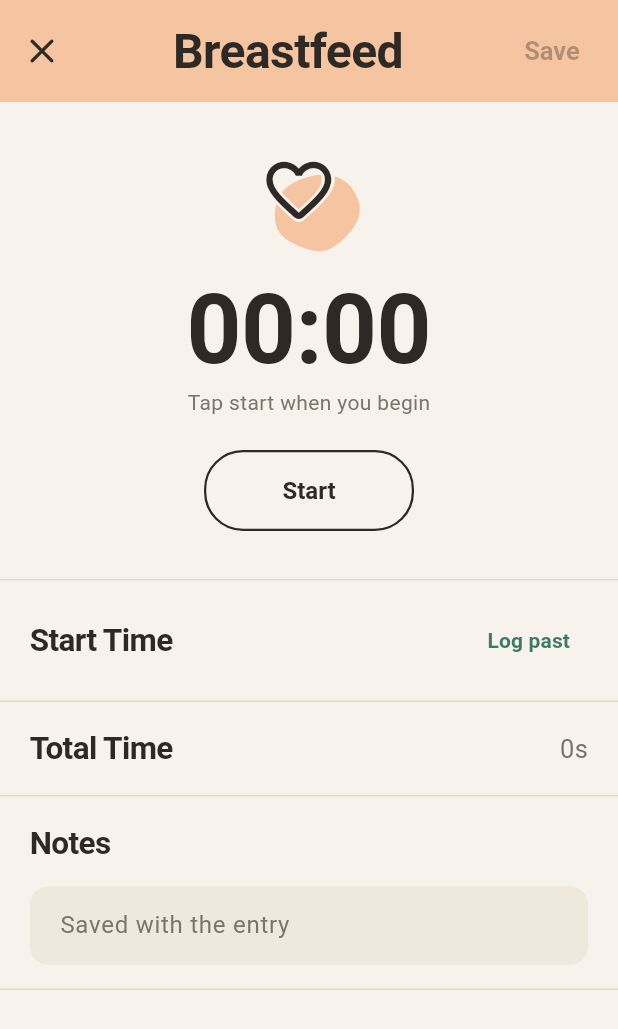
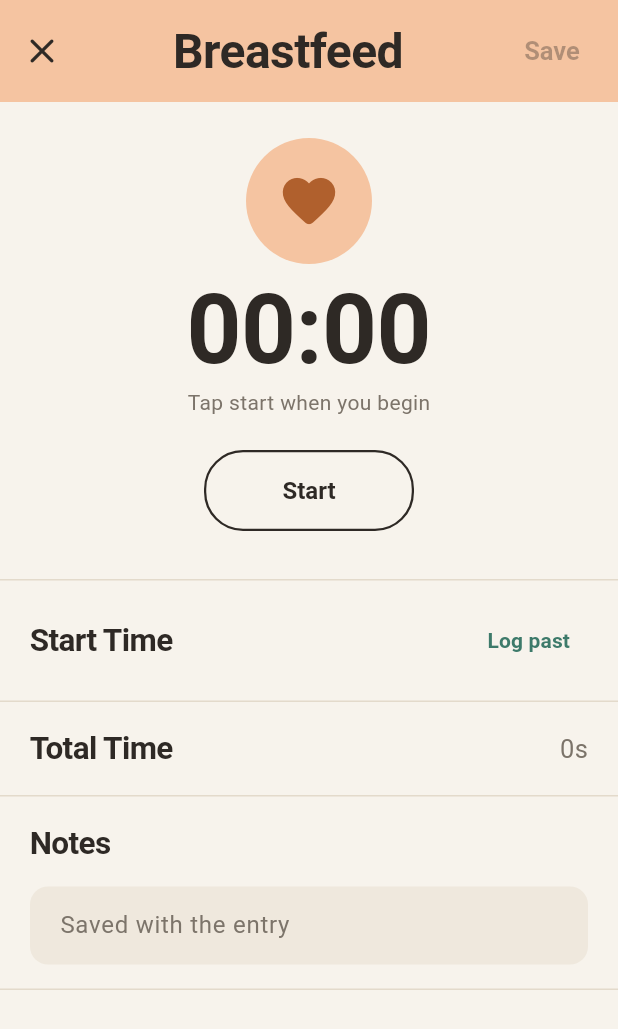
Before and after one commit to jfchenier/nestling, a Flutter app: the TimerScreen screen opened directly with empty values, on a phone screen of 412 x 824 dp. Shown: the top 1029 px of the screen. Run offline on Flutter 3.47's test engine with Material 3 defaults, Android fonts, the phone set to English and light mode, and no system bars; our stand-ins replace file_picker, fl_chart, shared_preferences, web; missing offline and left inert: dart:js_interop; accounts and stored records are empty.

Commit message:
Mockup: filled circle icons, darker activity colors in dark mode
Icons are filled rounded Material icons on a solid circle in the
activity's color (as in the first version). In dark mode, activity fills
(card headers, banners, sheet headers, chips, avatars) use a muted dark
shade of each hue with light text, and the accent is a deeper eucalyptus.

Co-Authored-By: Claude Opus 5.5 <noreply@anthropic.com>
Claude-Session: https://claude.ai/code/session_015SDtQuzqXLL9dFuPjs1c67

```diff
--- a/app/lib/screens/event_form.dart
+++ b/app/lib/screens/event_form.dart
@@ -198,7 +198,7 @@ class _EventFormState extends State<EventForm> {
   @override
   Widget build(BuildContext context) => Column(
     children: [
-      SheetHeader(title: _title, color: kind.color, onSave: _busy ? null : _save),
+      SheetHeader(title: _title, color: kind.fill(context.pal), onSave: _busy ? null : _save),
       Expanded(
         child: Padding(
           padding: EdgeInsets.only(bottom: MediaQuery.viewInsetsOf(context).bottom),
@@ -281,7 +281,7 @@ class _EventFormState extends State<EventForm> {
 
   Widget _chipsRow<T>(String label, Map<T, String> options, T? value, ValueChanged<T?> onChanged) => FormRow(
     label: label,
-    below: ChoiceChips<T>(options: options, value: value, color: kind.color, onChanged: onChanged),
+    below: ChoiceChips<T>(options: options, value: value, color: kind.fill(context.pal), onChanged: onChanged),
   );
 
   Widget _switchRow(String label, bool value, ValueChanged<bool> onChanged) => FormRow(
@@ -448,7 +448,7 @@ class _EventFormState extends State<EventForm> {
                   ChoiceChip(
                     label: Text(cap(a), style: TextStyle(color: _activityKind.text == a ? context.pal.bandInk : context.pal.ink)),
                     selected: _activityKind.text == a,
-                    selectedColor: kind.color,
+                    selectedColor: kind.fill(context.pal),
                     showCheckmark: false,
                     onSelected: (_) => setState(() => _activityKind.text = a),
                   ),
--- a/app/lib/screens/timer_screen.dart
+++ b/app/lib/screens/timer_screen.dart
@@ -155,7 +155,7 @@ class _TimerScreenState extends State<TimerScreen> {
     return Scaffold(
       body: Column(
         children: [
-          SheetHeader(title: title, color: kind.color, onSave: t == null || _busy ? null : () => _stop(t)),
+          SheetHeader(title: title, color: kind.fill(context.pal), onSave: t == null || _busy ? null : () => _stop(t)),
           Expanded(
             child: Constrained(
               child: Ticking(
@@ -201,7 +201,7 @@ class _TimerScreenState extends State<TimerScreen> {
                             'car': 'Car',
                           },
                           value: _location,
-                          color: kind.color,
+                          color: kind.fill(context.pal),
                           onChanged: (v) => setState(() => _location = v),
                         ),
                       ),
@@ -268,7 +268,10 @@ class _TimerScreenState extends State<TimerScreen> {
               child: lastSide == side || (t != null && t.side == side)
                   ? Container(
                       padding: const EdgeInsets.symmetric(horizontal: 14, vertical: 4),
-                      decoration: BoxDecoration(color: kind.color.withValues(alpha: 0.35), borderRadius: BorderRadius.circular(6)),
+                      decoration: BoxDecoration(
+                        color: kind.fill(context.pal).withValues(alpha: 0.6),
+                        borderRadius: BorderRadius.circular(6),
+                      ),
                       child: Text(t == null ? 'last side' : (active ? 'now' : 'paused'), style: serifStyle(19)),
                     )
                   : null,
@@ -291,7 +294,7 @@ class _TimerScreenState extends State<TimerScreen> {
               ),
             ),
             const SizedBox(height: 22),
-            PillButton(label: action, active: active, color: kind.color, onTap: _busy ? null : () => _tapSide(t, side)),
+            PillButton(label: action, active: active, color: kind.fill(context.pal), onTap: _busy ? null : () => _tapSide(t, side)),
           ],
         ),
       );
@@ -335,7 +338,7 @@ class _TimerScreenState extends State<TimerScreen> {
         PillButton(
           label: t == null ? 'Start' : (running ? 'Pause' : 'Resume'),
           active: running,
-          color: kind.color,
+          color: kind.fill(context.pal),
           onTap: _busy ? null : () => _toggle(t),
         ),
       ],
--- a/app/lib/theme.dart
+++ b/app/lib/theme.dart
@@ -60,9 +60,9 @@ class AppColors extends ThemeExtension<AppColors> {
     line: Color(0xFF3D3934),
     ink: Color(0xFFF0EAE1),
     muted: Color(0xFFA69E93),
-    bandInk: Color(0xFF24211E),
-    accent: Color(0xFF93C9B6),
-    onAccent: Color(0xFF1B1A18),
+    bandInk: Color(0xFFF0EAE1), // light text on the darker activity fills
+    accent: Color(0xFF4E8F7C),
+    onAccent: Colors.white,
     accentSoft: Color(0xFF2A3833),
     danger: Color(0xFFE59478),
     nav: Color(0xFF161513),
@@ -99,20 +99,27 @@ class Kind {
   /// Darker shade of the same hue, for text and marks on light backgrounds.
   final Color deepTone;
 
-  /// Accent that reads well on the current background.
+  /// Accent that reads well on the current background (text, chart marks).
   Color on(AppColors c) => c.isDark ? color : deepTone;
 
-  static const breast = Kind('Nursing', Icons.favorite_border_rounded, Color(0xFFF5C4A1), Color(0xFFB0602D)); // apricot
-  static const bottle = Kind('Bottle', Icons.local_drink_outlined, Color(0xFFF2DCA4), Color(0xFF94701C)); // honey
+  /// Fill for bands, icon circles and chips: the pastel in light mode, a muted dark shade of the
+  /// same hue in dark mode (text on it is `AppColors.bandInk`).
+  Color fill(AppColors c) => c.isDark ? Color.lerp(deepTone, c.background, 0.45)! : color;
+
+  /// Icon color on [fill].
+  Color iconOn(AppColors c) => c.isDark ? color : deepTone;
+
+  static const breast = Kind('Nursing', Icons.favorite_rounded, Color(0xFFF5C4A1), Color(0xFFB0602D)); // apricot
+  static const bottle = Kind('Bottle', Icons.local_drink_rounded, Color(0xFFF2DCA4), Color(0xFF94701C)); // honey
   static const solids = Kind('Solids', Icons.restaurant_rounded, Color(0xFFEFAE80), Color(0xFFA9532A)); // carrot
   static const combo = Kind('Combo', Icons.join_inner_rounded, Color(0xFFF5C4A1), Color(0xFFB0602D));
-  static const sleep = Kind('Sleep', Icons.bedtime_outlined, Color(0xFFD4CBEA), Color(0xFF65529C)); // dusk lilac
-  static const diaper = Kind('Diaper', Icons.baby_changing_station_outlined, Color(0xFFCADFBC), Color(0xFF4A763A)); // sage
-  static const pump = Kind('Pump', Icons.water_drop_outlined, Color(0xFFEDE29B), Color(0xFF7E7116)); // butter
+  static const sleep = Kind('Sleep', Icons.bedtime_rounded, Color(0xFFD4CBEA), Color(0xFF65529C)); // dusk lilac
+  static const diaper = Kind('Diaper', Icons.baby_changing_station_rounded, Color(0xFFCADFBC), Color(0xFF4A763A)); // sage
+  static const pump = Kind('Pump', Icons.water_drop_rounded, Color(0xFFEDE29B), Color(0xFF7E7116)); // butter
   static const growth = Kind('Growth', Icons.straighten_rounded, Color(0xFFE4D4BA), Color(0xFF7A5F3C)); // oat
-  static const health = Kind('Health', Icons.medical_services_outlined, Color(0xFFCBD19A), Color(0xFF616B26)); // moss
-  static const activity = Kind('Activity', Icons.wb_sunny_outlined, Color(0xFFB9E0D1), Color(0xFF2C755E)); // seafoam
-  static const milestone = Kind('Milestone', Icons.star_border_rounded, Color(0xFFEBC46E), Color(0xFF8A6210)); // marigold
+  static const health = Kind('Health', Icons.medical_services_rounded, Color(0xFFCBD19A), Color(0xFF616B26)); // moss
+  static const activity = Kind('Activity', Icons.wb_sunny_rounded, Color(0xFFB9E0D1), Color(0xFF2C755E)); // seafoam
+  static const milestone = Kind('Milestone', Icons.star_rounded, Color(0xFFEBC46E), Color(0xFF8A6210)); // marigold
   static const note = Kind('Note', Icons.edit_note_rounded, Color(0xFFDDD6CC), Color(0xFF6B6359)); // stone
 
   /// Look of an event (feeds are split by method).
--- a/app/lib/widgets/common.dart
+++ b/app/lib/widgets/common.dart
@@ -45,48 +45,23 @@ class BlobPainter extends CustomPainter {
 /// Seed that is the same on every platform and run (String.hashCode isn't guaranteed to be).
 int stableSeed(String s) => s.codeUnits.fold(7, (a, c) => (a * 31 + c) & 0x7fffffff);
 
-/// Line icon drawn over a pastel blob, slightly offset — a hand-drawn feel.
+/// Filled icon on a solid circle in the activity's color.
 class BlobIcon extends StatelessWidget {
-  const BlobIcon(this.kind, {super.key, this.size = 56, this.icon, this.lineColor});
+  const BlobIcon(this.kind, {super.key, this.size = 56, this.icon});
   final Kind kind;
   final double size;
   final IconData? icon;
 
-  /// Line color; defaults to the theme's text color.
-  final Color? lineColor;
-
   @override
-  Widget build(BuildContext context) => SizedBox(
-    width: size,
-    height: size,
-    child: Stack(
-      children: [
-        Positioned(
-          left: size * 0.16,
-          top: size * 0.18,
-          width: size * 0.8,
-          height: size * 0.8,
-          child: CustomPaint(painter: BlobPainter(kind.color, stableSeed(kind.label))),
-        ),
-        // A thin dark outline keeps the line art readable over light blobs.
-        for (final (dx, dy) in const [(-1.0, 0.0), (1.0, 0.0), (0.0, -1.0), (0.0, 1.0)])
-          Positioned(
-            left: dx * size * 0.025,
-            top: dy * size * 0.025,
-            width: size * 0.84,
-            height: size * 0.84,
-            child: Icon(icon ?? kind.icon, size: size * 0.62, color: context.pal.background),
-          ),
-        Positioned(
-          left: 0,
-          top: 0,
-          width: size * 0.84,
-          height: size * 0.84,
-          child: Icon(icon ?? kind.icon, size: size * 0.62, color: lineColor ?? context.pal.ink),
-        ),
-      ],
-    ),
-  );
+  Widget build(BuildContext context) {
+    final c = context.pal;
+    return Container(
+      width: size,
+      height: size,
+      decoration: BoxDecoration(color: kind.fill(c), shape: BoxShape.circle),
+      child: Icon(icon ?? kind.icon, size: size * 0.5, color: kind.iconOn(c)),
+    );
+  }
 }
 
 /// Compact list badge (kept for small rows).
```
Also changed, not shown: app/lib/screens/home.dart (+11 -13 lines).
